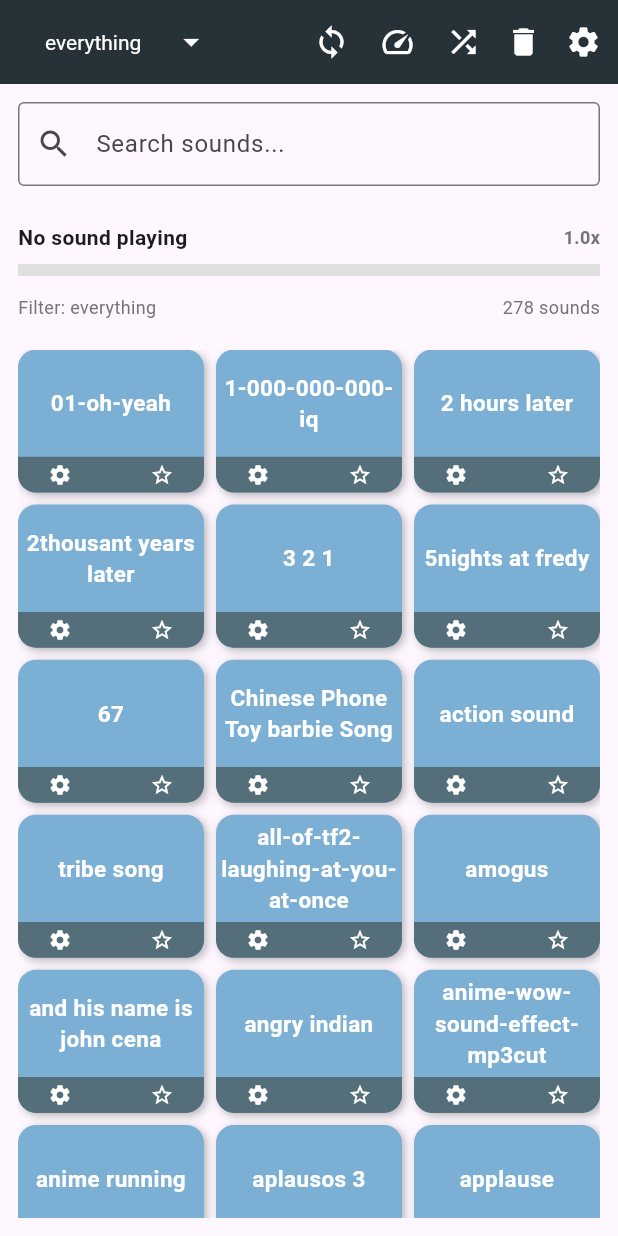
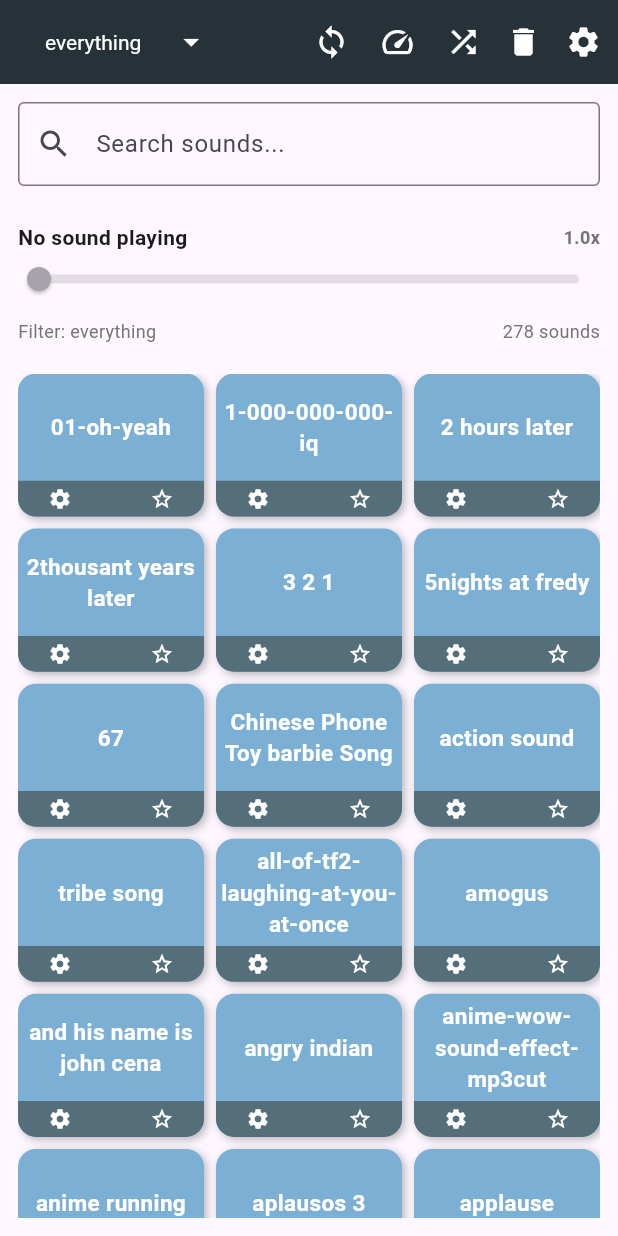
Before and after one commit to Chupacabra2023/soundAppFlutter, a Flutter app: the screen it shows after launch, on a phone screen of 412 x 824 dp. Run offline on Flutter 3.47's test engine with Material 3 defaults, Android fonts, the phone set to English and light mode, and no system bars; our stand-ins replace audioplayers, file_picker, google_mobile_ads, just_audio, rxdart, shared_preferences; missing offline and left inert: record.

Commit message:
changed movable slidebar

```diff
--- a/lib/main.dart
+++ b/lib/main.dart
@@ -120,6 +120,7 @@ class _SoundboardPageState extends State<SoundboardPage> {
   bool _isLooping = false;
   bool _isShufflePlay = false; // Shuffle play mode
   double _playbackRate = 1.0;
+  int _totalDurationMs = 0; // Celkové trvanie aktuálneho zvuku v ms
   String _searchQuery = '';
   bool _isDeleteMode = false;
   bool _isResetting = false; // Loading state pre reset
@@ -412,11 +413,15 @@ class _SoundboardPageState extends State<SoundboardPage> {
 
       final duration = await _player.getDuration();
       if (duration != null && duration.inMilliseconds > 0) {
+        _totalDurationMs = duration.inMilliseconds;
         _startFakeProgress(duration.inMilliseconds);
       } else {
         _player.onDurationChanged.first.then((d) {
           final length = d.inMilliseconds;
-          if (length > 0) _startFakeProgress(length);
+          if (length > 0) {
+            _totalDurationMs = length;
+            _startFakeProgress(length);
+          }
         });
       }
     } catch (e) {
@@ -430,10 +435,11 @@ class _SoundboardPageState extends State<SoundboardPage> {
     }
   }
 
-  void _startFakeProgress(int milliseconds) {
+  void _startFakeProgress(int milliseconds, {double startFrom = 0.0}) {
     _progressTimer?.cancel();
 
     int adjustedMilliseconds = (milliseconds / _playbackRate).toInt();
+    final remainingMs = (adjustedMilliseconds * (1.0 - startFrom)).toInt();
     final start = DateTime.now();
 
     _progressTimer = Timer.periodic(const Duration(milliseconds: 16), (timer) {
@@ -444,7 +450,7 @@ class _SoundboardPageState extends State<SoundboardPage> {
       }
 
       final elapsed = DateTime.now().difference(start).inMilliseconds;
-      final p = (elapsed / adjustedMilliseconds).clamp(0.0, 1.0);
+      final p = (startFrom + (elapsed / adjustedMilliseconds)).clamp(0.0, 1.0);
 
       _progressNotifier.value = p; // ✅ Len aktualizuj notifier - ŽIADNE setState!
 
@@ -460,6 +466,13 @@ class _SoundboardPageState extends State<SoundboardPage> {
         }
       }
     });
+  }
+
+  void _seekTo(double position) {
+    if (_currentSound == null || _totalDurationMs == 0) return;
+    final seekMs = (position * _totalDurationMs).toInt();
+    _player.seek(Duration(milliseconds: seekMs));
+    _startFakeProgress(_totalDurationMs, startFrom: position);
   }
 
 
@@ -488,6 +501,7 @@ class _SoundboardPageState extends State<SoundboardPage> {
   void _stopSound() {
     _progressTimer?.cancel();
     _progressNotifier.value = 0.0; // ✅ Resetuj progress mimo setState
+    _totalDurationMs = 0;
     _player.stop().then((_) {
       if (mounted) {
         setState(() {
@@ -849,7 +863,17 @@ class _SoundboardPageState extends State<SoundboardPage> {
                               color: Colors.blue, size: 16),
                         if (_currentSound != null)
                           const SizedBox(width: 4),
-                        Text(
+                        GestureDetector(
+                          onTap: () {
+                            if (_playbackRate == 1.0) {
+                              _changeSpeed(2.0);
+                            } else if (_playbackRate == 2.0) {
+                              _changeSpeed(0.5);
+                            } else {
+                              _changeSpeed(1.0);
+                            }
+                          },
+                          child: Text(
                             '${_playbackRate}x',
                             style: TextStyle(
                               color: Colors.grey[600],
@@ -857,19 +881,33 @@ class _SoundboardPageState extends State<SoundboardPage> {
                               fontWeight: FontWeight.bold,
                             ),
                           ),
+                        ),
                       ],
                     ),
-                    const SizedBox(height: 8),
+                    const SizedBox(height: 4),
                     SizedBox(
                       width: double.infinity,
                       child: ValueListenableBuilder<double>(
                         valueListenable: _progressNotifier,
                         builder: (context, progress, child) {
-                          return LinearProgressIndicator(
+                          return SliderTheme(
+                            data: SliderThemeData(
+                              trackHeight: 6,
+                              thumbShape: const RoundSliderThumbShape(enabledThumbRadius: 8),
+                              overlayShape: const RoundSliderOverlayShape(overlayRadius: 14),
+                              activeTrackColor: Colors.blueAccent,
+                              inactiveTrackColor: Colors.grey.shade300,
+                              thumbColor: Colors.blueAccent,
+                              overlayColor: Colors.blueAccent.withAlpha(40),
+                            ),
+                            child: Slider(
                               value: progress,
-                            minHeight: 8,
-                            backgroundColor: Colors.grey.shade300,
-                            color: Colors.blueAccent,
+                              onChanged: _currentSound != null
+                                  ? (value) {
+                                      _seekTo(value);
+                                    }
+                                  : null,
+                            ),
                           );
                         },
                       ),
```
Lines whose indentation alone changed are shown as unchanged.
